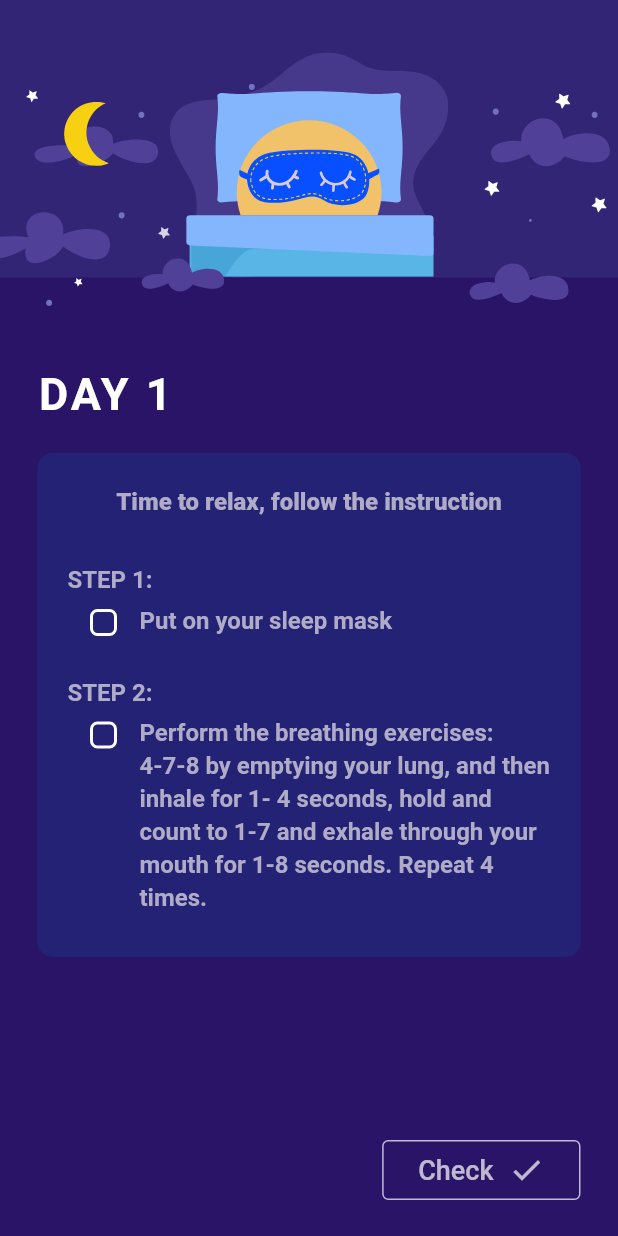
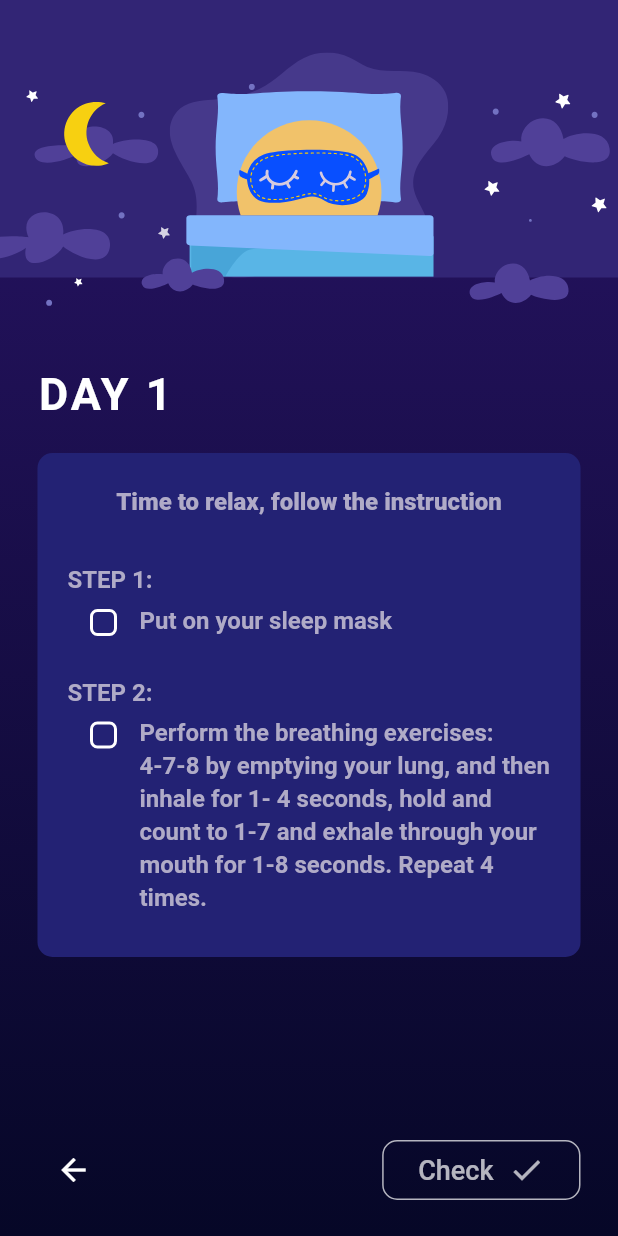
Before and after one commit to Khongchai/21-day-sleep-journey-challenge, a Flutter app: the Progress screen opened by its route, after a tap on "DAY 1", on a phone screen of 412 x 824 dp. Run offline on Flutter 3.47's test engine with Material 2 defaults, Android fonts, the phone set to English and light mode, and no system bars; our stand-ins replace cloud_firestore, firebase_auth, firebase_core, flutter_svg, shared_preferences; accounts and stored records are empty; network calls fail.

Commit message:
daily instruction now shows if day is complete

```diff
--- a/lib/constants/navigation/routes.dart
+++ b/lib/constants/navigation/routes.dart
@@ -11,7 +11,7 @@ import 'package:yawwn/widgets/authentication/login_state_enum.dart';
 final Map<String, WidgetBuilder> routes = {
   Instructions.route: (context) => const Instructions(),
   Progress.route: (context) => const Progress(),
-  DailyInstructions.route: (context) => DailyInstructions(),
+  DailyInstructions.route: (context) => const DailyInstructions(),
   Authentication.route: (context) => Consumer<UserRelatedState>(
       builder: (context, authState, _) => authState.loginState !=
               ApplicationLoginState.loggedIn
--- a/lib/pages/daily_instructions.dart
+++ b/lib/pages/daily_instructions.dart
@@ -50,9 +50,9 @@ class _DailyInstructionsState extends State<DailyInstructions> {
               ? () => appState.userDayProgress += 1
               : () {};
 
-          final completedAlready = userDayProgress > selectedDay;
+          final dayFinished = userDayProgress > selectedDay;
 
-          return StyledStackContainer(children: [
+          return StyledStackContainer(withGradient: true, children: [
             Column(children: [
               const SleepingGuyUnderTheStars(),
               SizedBox(
@@ -66,7 +66,7 @@ class _DailyInstructionsState extends State<DailyInstructions> {
                             letterSpacing: 2,
                             fontSize: 30)),
                     const SizedBox(width: 10),
-                    completedAlready ? const CompleteText() : const SizedBox(),
+                    dayFinished ? const CompleteText() : const SizedBox(),
                   ],
                 ),
               )),
@@ -81,6 +81,7 @@ class _DailyInstructionsState extends State<DailyInstructions> {
                       const SizedBox(height: 20),
                       const SizedBox(height: 10),
                       InstructionStep(
+                          disabled: dayFinished,
                           content: "Put on your sleep mask",
                           textColor: textColor,
                           checkboxState: checkboxState.firstBoxChecked,
@@ -91,6 +92,7 @@ class _DailyInstructionsState extends State<DailyInstructions> {
                           },
                           step: 1),
                       InstructionStep(
+                          disabled: dayFinished,
                           content:
                               "Perform the breathing exercises: 4-7-8 by emptying your lung, and then inhale for 1- 4 seconds, hold and count to 1-7 and exhale through your mouth for 1-8 seconds. Repeat 4 times. ",
                           textColor: textColor,
@@ -108,8 +110,21 @@ class _DailyInstructionsState extends State<DailyInstructions> {
                       color: const Color(0xff232274),
                       borderRadius: BorderRadius.circular(10.0))),
             ]),
-            CheckButton(
-                enabled: checkboxState.bothChecked(), onPressed: onCheckPressed)
+            Positioned(
+              right: 0,
+              bottom: 0,
+              child: CheckButton(
+                  dayFinished: dayFinished,
+                  enabled: checkboxState.bothChecked(),
+                  onPressed: onCheckPressed),
+            ),
+            Positioned(
+                left: 0,
+                bottom: 0,
+                child: IconButton(
+                    onPressed: Navigator.of(context).pop,
+                    color: Colors.white,
+                    icon: const Icon(Icons.arrow_back)))
           ]);
         },
       ),
--- a/lib/widgets/daily_instructions/check_button.dart
+++ b/lib/widgets/daily_instructions/check_button.dart
@@ -5,24 +5,30 @@ import 'package:yawwn/widgets/daily_instructions/utils/shwo_alert_dialog.dart';
 class CheckButton extends StatelessWidget {
   final bool enabled;
   final VoidCallback onPressed;
+  final bool dayFinished;
 
-  const CheckButton({required this.onPressed, required this.enabled, Key? key})
+  const CheckButton(
+      {required this.dayFinished,
+      required this.onPressed,
+      required this.enabled,
+      Key? key})
       : super(key: key);
 
   @override
   Widget build(BuildContext context) {
-    return Positioned(
-      bottom: 0,
-      right: 0,
-      child: enabled ? buildEnabledButton(context) : buildDisabledButton(),
-    );
+    if (dayFinished) {
+      return SizedBox(child: buildFinishedButton());
+    }
+
+    return SizedBox(
+        child: enabled ? buildEnabledButton(context) : buildDisabledButton());
   }
 
   Widget buildEnabledButton(BuildContext context) {
     return ElevatedButton(
       style: ButtonStyle(
         shape: MaterialStateProperty.all<RoundedRectangleBorder>(
-            RoundedRectangleBorder(borderRadius: BorderRadius.circular(5))),
+            RoundedRectangleBorder(borderRadius: BorderRadius.circular(10))),
         backgroundColor: MaterialStateProperty.all<Color>(appColors.accent),
       ),
       onPressed: enabled
@@ -40,11 +46,26 @@ class CheckButton extends StatelessWidget {
       opacity: 0.7,
       child: OutlinedButton(
         style: OutlinedButton.styleFrom(
+          shape:
+              RoundedRectangleBorder(borderRadius: BorderRadius.circular(10)),
           side: const BorderSide(width: 1.0, color: Color(0xffffffff)),
         ),
         onPressed: null,
         child: buildButtonContent(const Color(0xffffffff)),
       ),
+    );
+  }
+
+  Widget buildFinishedButton() {
+    return ElevatedButton(
+      style: ButtonStyle(
+        shape: MaterialStateProperty.all<RoundedRectangleBorder>(
+            RoundedRectangleBorder(borderRadius: BorderRadius.circular(10))),
+        backgroundColor:
+            MaterialStateProperty.all<Color>(const Color(0xff261D60)),
+      ),
+      onPressed: null,
+      child: buildButtonContent(const Color(0xff181345)),
     );
   }
 
--- a/lib/widgets/daily_instructions/step.dart
+++ b/lib/widgets/daily_instructions/step.dart
@@ -5,6 +5,7 @@ class InstructionStep extends StatelessWidget {
   final bool checkboxState;
   final int step;
   final String content;
+  final bool disabled;
   final void Function(bool val) onChanged;
 
   const InstructionStep(
@@ -13,6 +14,7 @@ class InstructionStep extends StatelessWidget {
       required this.textColor,
       required this.step,
       required this.content,
+      required this.disabled,
       Key? key})
       : super(key: key);
 
@@ -27,11 +29,15 @@ class InstructionStep extends StatelessWidget {
           Transform.translate(
             offset: const Offset(0, -10),
             child: Checkbox(
+                activeColor: disabled ? const Color(0xff261D60) : null,
                 shape: RoundedRectangleBorder(
                     borderRadius: BorderRadius.circular(5)),
                 value: checkboxState,
-                checkColor: Colors.white,
-                onChanged: (val) => onChanged(val ?? false)),
+                checkColor: disabled
+                    ? const Color(0xff181345)
+                    : const Color(0xffffffff),
+                onChanged:
+                    disabled ? (_) {} : (val) => onChanged(val ?? false)),
           ),
           Expanded(child: Text(content, style: TextStyle(color: textColor)))
         ])
--- a/lib/widgets/stack_container.dart
+++ b/lib/widgets/stack_container.dart
@@ -3,8 +3,10 @@ import 'package:yawwn/constants/colors.dart';
 
 class StyledStackContainer extends StatelessWidget {
   final List<Widget> children;
+  final bool withGradient;
 
-  const StyledStackContainer({Key? key, required this.children})
+  const StyledStackContainer(
+      {Key? key, required this.children, this.withGradient = false})
       : super(key: key);
 
   @override
@@ -13,6 +15,15 @@ class StyledStackContainer extends StatelessWidget {
         width: 1 / 0,
         decoration: BoxDecoration(
           color: appColors.background,
+          gradient: withGradient
+              ? LinearGradient(
+                  begin: Alignment.topCenter,
+                  end: Alignment.bottomCenter,
+                  colors: [
+                      appColors.background,
+                      const Color(0xff060727),
+                    ])
+              : null,
         ),
         child: Padding(
           padding: const EdgeInsets.symmetric(vertical: 20, horizontal: 25),
```
